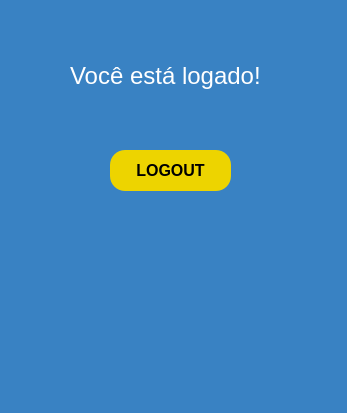
The window that interfaces/tela_logado.ui (ipedromotta/login-desktop) describes before a commit, drawn with Qt 5.
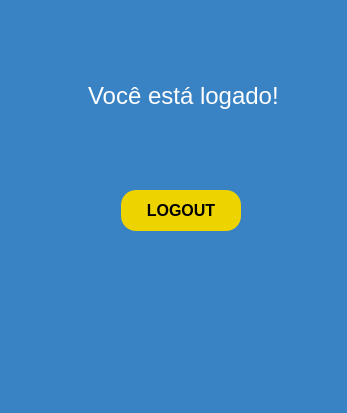
The same window after the commit.

Patch:
```diff
--- a/interfaces/tela_logado.ui
+++ b/interfaces/tela_logado.ui
@@ -10,6 +10,18 @@
     <height>413</height>
    </rect>
   </property>
+  <property name="minimumSize">
+   <size>
+    <width>347</width>
+    <height>413</height>
+   </size>
+  </property>
+  <property name="maximumSize">
+   <size>
+    <width>347</width>
+    <height>413</height>
+   </size>
+  </property>
   <property name="windowTitle">
    <string>MainWindow</string>
   </property>
@@ -20,9 +32,9 @@
    <widget class="QLabel" name="label">
     <property name="geometry">
      <rect>
-      <x>70</x>
-      <y>50</y>
-      <width>211</width>
+      <x>88</x>
+      <y>70</y>
+      <width>191</width>
       <height>51</height>
      </rect>
     </property>
@@ -43,9 +55,9 @@
    <widget class="QPushButton" name="pushButton">
     <property name="geometry">
      <rect>
-      <x>110</x>
-      <y>150</y>
-      <width>121</width>
+      <x>121</x>
+      <y>190</y>
+      <width>120</width>
       <height>41</height>
      </rect>
     </property>
```
Left out of the diff: 19 changed lines with no effect on the pictures.
